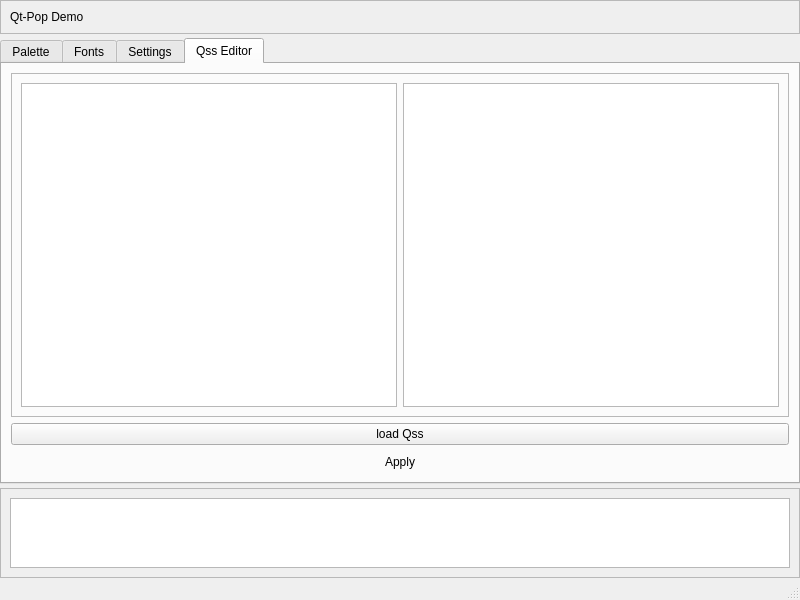
codemeetscopper/Qt-Pop, file app/mainwindow/mainwindow.ui: the form before one commit.
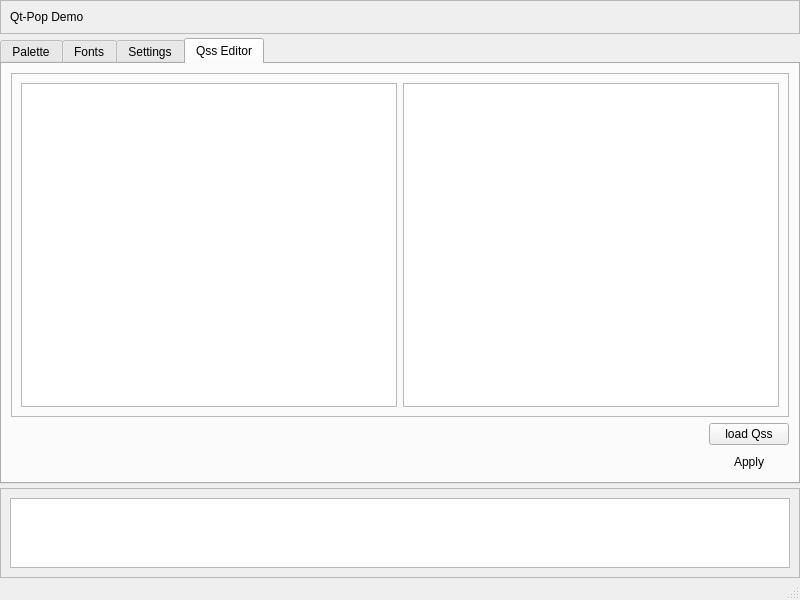
The form after the commit. The open tabs and pages were chosen to show the change.

```diff
--- a/app/mainwindow/mainwindow.ui
+++ b/app/mainwindow/mainwindow.ui
@@ -148,14 +148,14 @@
           </layout>
          </widget>
         </item>
-        <item>
+        <item alignment="Qt::AlignmentFlag::AlignRight">
          <widget class="QPushButton" name="loadbtn">
           <property name="text">
            <string>load Qss</string>
           </property>
          </widget>
         </item>
-        <item>
+        <item alignment="Qt::AlignmentFlag::AlignRight">
          <widget class="QPushButton" name="applybtn">
           <property name="text">
            <string>Apply</string>
```
Left out of the diff: 4 changed lines with no effect on the pictures.
